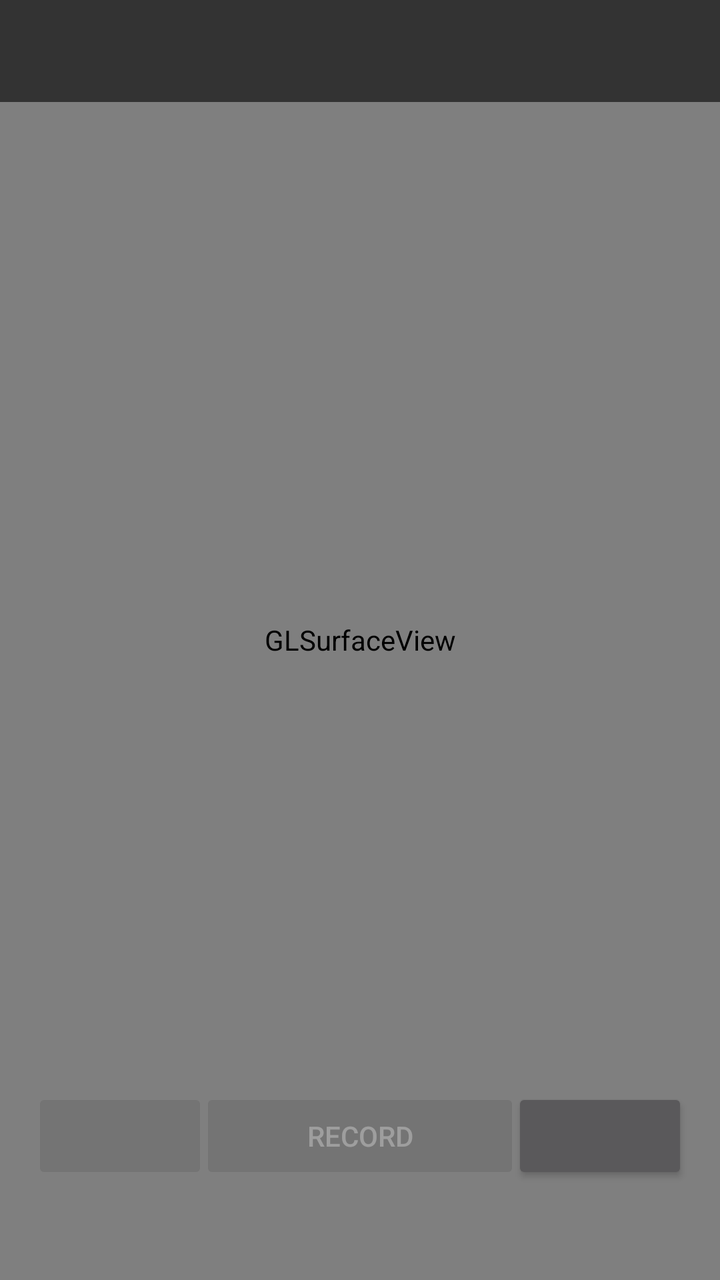
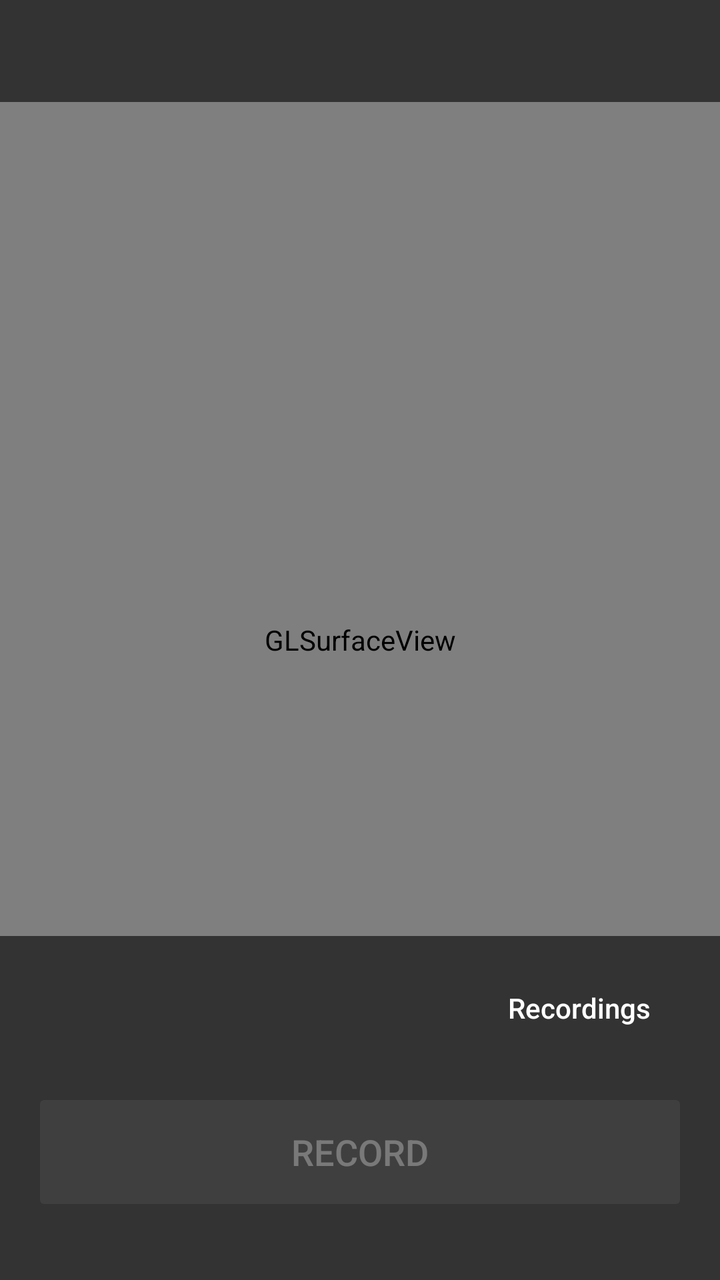

An Android layout rendered at two revisions. The XML below is the earlier revision; the diff shows what the commit changed to produce the second picture.
<!-- AndroidManifest.xml: application theme android:Theme.Material.NoActionBar.Fullscreen -->
<!-- res/layout/activity_capture.xml -->
<?xml version="1.0" encoding="utf-8"?>
<FrameLayout xmlns:android="http://schemas.android.com/apk/res/android"
    android:layout_width="match_parent"
    android:layout_height="match_parent"
    android:background="#000000">

    <android.opengl.GLSurfaceView
        android:id="@+id/surface"
        android:layout_width="match_parent"
        android:layout_height="match_parent" />

    <TextView
        android:id="@+id/status"
        android:layout_width="match_parent"
        android:layout_height="wrap_content"
        android:layout_gravity="top"
        android:background="#99000000"
        android:fontFamily="monospace"
        android:padding="16dp"
        android:textColor="#FFFFFF"
        android:textSize="14sp" />

    <Button
        android:id="@+id/record"
        android:layout_width="wrap_content"
        android:layout_height="wrap_content"
        android:layout_gravity="bottom|center_horizontal"
        android:layout_marginBottom="48dp"
        android:enabled="false"
        android:minWidth="160dp"
        android:text="@string/record" />
    <Button
        android:id="@+id/resolution"
        android:layout_width="wrap_content"
        android:layout_height="wrap_content"
        android:layout_gravity="bottom|start"
        android:layout_marginStart="16dp"
        android:layout_marginBottom="48dp"
        android:enabled="false"
        android:textAllCaps="false" />
    <Button
        android:id="@+id/focus"
        android:layout_width="wrap_content"
        android:layout_height="wrap_content"
        android:layout_gravity="bottom|end"
        android:layout_marginEnd="16dp"
        android:layout_marginBottom="48dp"
        android:textAllCaps="false" />
</FrameLayout>
<!-- resources referenced by this layout -->
<resources>
  <string name="record">Record</string>
</resources>

<!-- the commit's change to res/layout/activity_capture.xml (unified diff, before → after) -->
@@ -20,30 +20,60 @@
         android:textColor="#FFFFFF"
         android:textSize="14sp" />
 
-    <Button
-        android:id="@+id/record"
-        android:layout_width="wrap_content"
+    <LinearLayout
+        android:layout_width="match_parent"
         android:layout_height="wrap_content"
-        android:layout_gravity="bottom|center_horizontal"
-        android:layout_marginBottom="48dp"
-        android:enabled="false"
-        android:minWidth="160dp"
-        android:text="@string/record" />
-    <Button
-        android:id="@+id/resolution"
-        android:layout_width="wrap_content"
-        android:layout_height="wrap_content"
-        android:layout_gravity="bottom|start"
-        android:layout_marginStart="16dp"
-        android:layout_marginBottom="48dp"
-        android:enabled="false"
-        android:textAllCaps="false" />
-    <Button
-        android:id="@+id/focus"
-        android:layout_width="wrap_content"
-        android:layout_height="wrap_content"
-        android:layout_gravity="bottom|end"
-        android:layout_marginEnd="16dp"
-        android:layout_marginBottom="48dp"
-        android:textAllCaps="false" />
+        android:layout_gravity="bottom"
+        android:background="#99000000"
+        android:orientation="vertical"
+        android:paddingStart="16dp"
+        android:paddingTop="12dp"
+        android:paddingEnd="16dp"
+        android:paddingBottom="32dp">
+
+        
+        <LinearLayout
+            android:layout_width="match_parent"
+            android:layout_height="wrap_content"
+            android:orientation="horizontal">
+
+            <Button
+                android:id="@+id/resolution"
+                style="?android:attr/buttonBarButtonStyle"
+                android:layout_width="0dp"
+                android:layout_height="wrap_content"
+                android:layout_weight="1"
+                android:enabled="false"
+                android:textAllCaps="false"
+                android:textColor="#FFFFFF" />
+
+            <Button
+                android:id="@+id/focus"
+                style="?android:attr/buttonBarButtonStyle"
+                android:layout_width="0dp"
+                android:layout_height="wrap_content"
+                android:layout_weight="1"
+                android:textAllCaps="false"
+                android:textColor="#FFFFFF" />
+
+            <Button
+                android:id="@+id/sessions"
+                style="?android:attr/buttonBarButtonStyle"
+                android:layout_width="0dp"
+                android:layout_height="wrap_content"
+                android:layout_weight="1"
+                android:text="@string/recordings"
+                android:textAllCaps="false"
+                android:textColor="#FFFFFF" />
+        </LinearLayout>
+
+        <Button
+            android:id="@+id/record"
+            android:layout_width="match_parent"
+            android:layout_height="64dp"
+            android:layout_marginTop="16dp"
+            android:enabled="false"
+            android:text="@string/record"
+            android:textSize="18sp" />
+    </LinearLayout>
 </FrameLayout>
<!-- resource entries referenced after the edit -->
@@ -1,5 +1,6 @@
 <!-- resources referenced by this layout -->
 <resources>
   <string name="record">Record</string>
+  <string name="recordings">Recordings</string>
 </resources>
 
